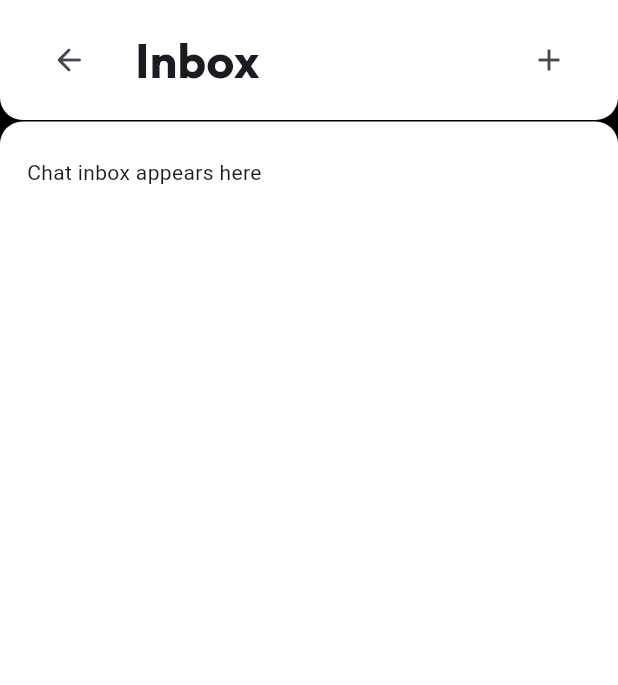
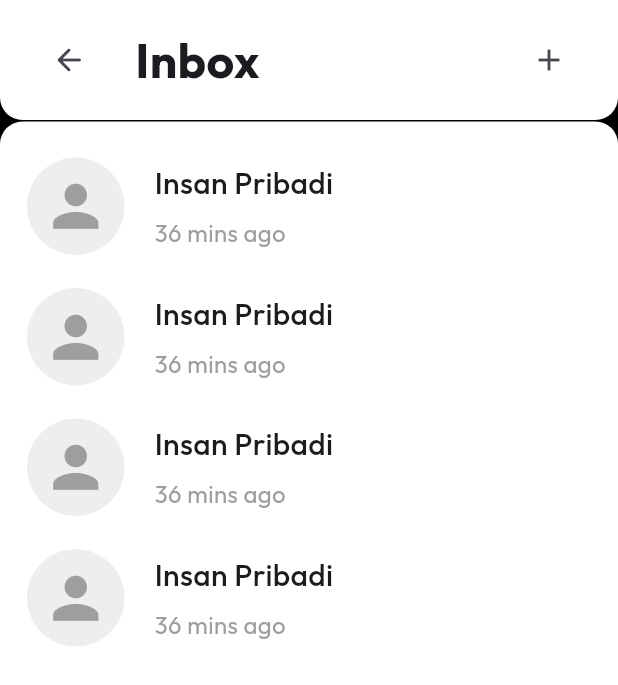
Before and after one commit to RoshinM/CrowdLink, a Flutter app: the screen it shows after launch, on a phone screen of 412 x 824 dp. Shown: the top 685 px of the screen. Run offline on Flutter 3.47's test engine with Material 3 defaults, Android fonts, the light colour scheme and no system bars; our stand-ins replace google_fonts.

Commit message:
inbox page fixes

```diff
--- a/lib/pages/inboxPage.dart
+++ b/lib/pages/inboxPage.dart
@@ -11,9 +11,28 @@ class InboxPage extends StatefulWidget {
 
 class _InboxPageState extends State<InboxPage> {
 
+  final List<Map<String, dynamic>> inboxItems = [
+  {
+  'name': 'Insan Pribadi',
+  'time': '36 mins ago',
+  },
+  {
+  'name': 'Insan Pribadi',
+  'time': '36 mins ago',
+  },
+  {
+  'name': 'Insan Pribadi',
+  'time': '36 mins ago',
+  },
+  {
+  'name': 'Insan Pribadi',
+  'time': '36 mins ago',
+  },
+  ];
+
   topNavBar() {
     return Container(
-      padding: EdgeInsets.symmetric(vertical: 16, horizontal: 22),
+      padding: const EdgeInsets.symmetric(vertical: 16, horizontal: 22),
       decoration: const BoxDecoration(
         color: Colors.white,
         borderRadius: BorderRadius.only(
@@ -27,10 +46,10 @@ class _InboxPageState extends State<InboxPage> {
           Row(
             children: [
               IconButton(
-                icon: Icon(Icons.arrow_back_rounded),
+                icon: const Icon(Icons.arrow_back_rounded),
                 onPressed: () {},
               ),
-              SizedBox(width: 20),
+              const SizedBox(width: 20),
               Text(
                 'Inbox',
                 style: GoogleFonts.outfit(fontSize: 32,
@@ -39,9 +58,55 @@ class _InboxPageState extends State<InboxPage> {
             ],
           ),
           IconButton(
-            icon: Icon(Icons.add),
+            icon: const Icon(Icons.add),
             onPressed: () {},
           )
+        ],
+      ),
+    );
+  }
+
+  Widget inboxItem(Map<String, dynamic> item) {
+    return Padding(
+      padding: const EdgeInsets.only(bottom: 22),
+      child: Row(
+        children: [
+          Container(
+            width: 65,
+            height: 65,
+            decoration: BoxDecoration(
+              shape: BoxShape.circle,
+              color: Colors.grey[200],
+            ),
+            child: const Icon(
+              Icons.person,
+              color: Colors.grey,
+              size: 45,
+            ),
+          ),
+          const SizedBox(width: 20),
+          Expanded(
+            child: Column(
+              crossAxisAlignment: CrossAxisAlignment.start,
+              children: [
+                Text(
+                  item['name'],
+                  style: GoogleFonts.outfit(
+                    fontSize: 20,
+                    fontWeight: FontWeight.w500,
+                  ),
+                ),
+                const SizedBox(height: 8),
+                Text(
+                  item['time'],
+                  style: GoogleFonts.outfit(
+                    fontSize: 16,
+                    color: Colors.grey,
+                  ),
+                ),
+              ],
+            ),
+          ),
         ],
       ),
     );
@@ -51,7 +116,7 @@ class _InboxPageState extends State<InboxPage> {
     return Expanded(
       child: Container(
         width: size.width,
-        padding: EdgeInsets.only(left: 18,top: 24,right: 18),
+        padding: const EdgeInsets.only(left: 18,top: 24,right: 18),
         decoration: const BoxDecoration(
           color: Colors.white,
           borderRadius: BorderRadius.only(
@@ -59,10 +124,11 @@ class _InboxPageState extends State<InboxPage> {
             topRight: Radius.circular(15),
           ),
         ),
-        child: ListView(
-          children: [
-            Text("Chat inbox appears here"),
-          ],
+        child: ListView.builder(
+          itemCount: inboxItems.length,
+          itemBuilder: (context, index) {
+            return inboxItem(inboxItems[index]);
+          },
         ),
       ),
     );
@@ -77,7 +143,7 @@ class _InboxPageState extends State<InboxPage> {
       body: Column(
         children: [
           topNavBar(),
-          SizedBox(height: 1,),
+          const SizedBox(height: 1,),
           homePageBody(size),
         ],
       ),
--- a/lib/pages/registrationPage.dart
+++ b/lib/pages/registrationPage.dart
@@ -106,7 +106,7 @@
                   ),
                 );
               },
-              child: Text(
+              child: const Text(
                 'Log In',
                 style: TextStyle(fontSize: 18,
                   fontWeight: FontWeight.bold,
```
Also changed, not shown: lib/pages/chatPage.dart (added, +86 -0 lines).
